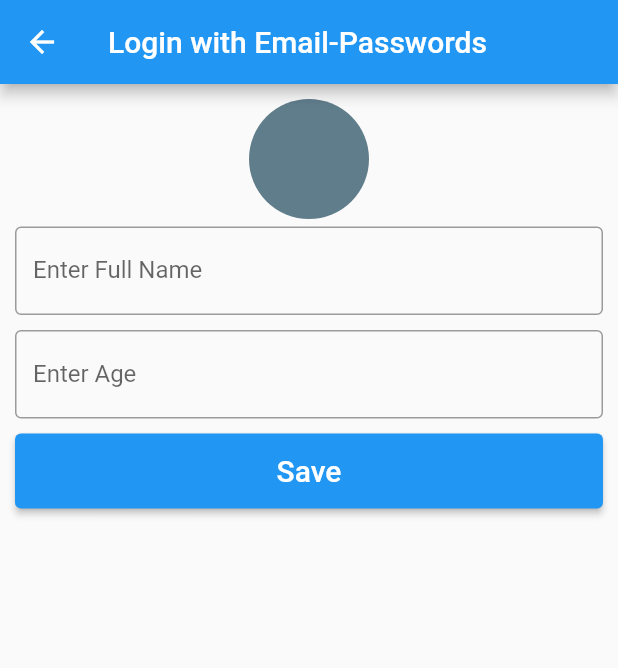
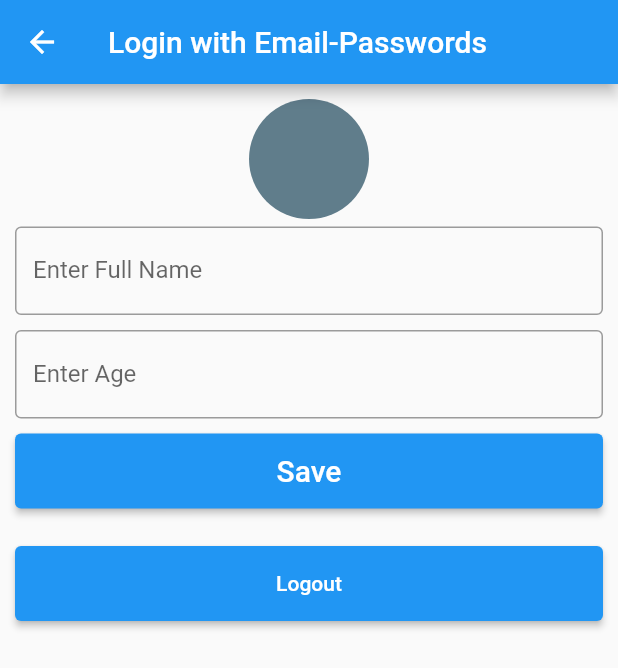
Before and after one commit to pawanv013/Flutter-Firebase-With-Bloc, a Flutter app: the LoginHome screen opened by its route, on a phone screen of 412 x 824 dp. Shown: the top 668 px of the screen. Run offline on Flutter 3.47's test engine with Material 2 defaults, Android fonts, the phone set to English and light mode, and no system bars; our stand-ins replace cloud_firestore, firebase_auth, firebase_core, firebase_messaging, firebase_storage, flutter_bloc and 2 more; accounts and stored records are empty.

```diff
--- a/lib/screens/email_password/bloC/profileCubit/profile_state.dart
+++ b/lib/screens/email_password/bloC/profileCubit/profile_state.dart
@@ -17,3 +17,5 @@ class ProfileSaveErrorState extends ProfileState {
   late String saveErrorMessage;
   ProfileSaveErrorState(this.saveErrorMessage);
 }
+
+class ProfileLoggedOutState extends ProfileState {}
--- a/lib/screens/email_password/login_home.dart
+++ b/lib/screens/email_password/login_home.dart
@@ -1,5 +1,6 @@
 import 'package:firebase_flutter/screens/email_password/bloC/profileCubit/profile_cubit.dart';
 import 'package:firebase_flutter/screens/email_password/bloC/profileCubit/profile_state.dart';
+import 'package:firebase_flutter/screens/module_list.dart';
 import 'package:flutter/material.dart';
 import 'package:flutter_bloc/flutter_bloc.dart';
 
@@ -79,8 +80,8 @@ class LoginHome extends StatelessWidget {
                   ),
                 ),
                 Padding(
-                    padding: const EdgeInsets.symmetric(
-                        horizontal: 10.0, vertical: 5),
+                  padding:
+                      const EdgeInsets.symmetric(horizontal: 10.0, vertical: 5),
                   child: BlocConsumer<ProfileCubit, ProfileState>(
                     listener: (context, state) {
                       if (state is ProfileSavelState) {
@@ -123,7 +124,43 @@ class LoginHome extends StatelessWidget {
                         ),
                       );
                     },
-                    )),
+                  ),
+                ),
+                Padding(
+                  padding:
+                      const EdgeInsets.symmetric(vertical: 20, horizontal: 10),
+                  child: BlocConsumer<ProfileCubit, ProfileState>(
+                    listener: (context, state) {
+                      if (state is ProfileLoggedOutState) {
+                        Navigator.popUntil(context, (route) => route.isFirst);
+                        Navigator.pushReplacementNamed(context, ModuleList.id);
+                      }
+                    },
+                    builder: (context, state) {
+                      if (state is ProfileLoadingState) {
+                        return Center(
+                          child: CircularProgressIndicator(),
+                        );
+                      }
+                      return Row(
+                        children: [
+                          Expanded(
+                            child: SizedBox(
+                              height: 50,
+                              child: ElevatedButton(
+                                child: Text('Logout'),
+                                onPressed: () {
+                                  BlocProvider.of<ProfileCubit>(context)
+                                      .signOut();
+                                },
+                              ),
+                            ),
+                          )
+                        ],
+                      );
+                    },
+                  ),
+                ),
               ],
             ),
           ),
--- a/lib/screens/phone_auth/otp_screen.dart
+++ b/lib/screens/phone_auth/otp_screen.dart
@@ -46,7 +46,7 @@ class PhoneAuthOtpScreen extends StatelessWidget {
                           content: Text(state.phoneAuthErrorMessage),
                         ),
                       );
-                    } else if (state is PhoneAuthCodeVerifiedState) {
+                    } else if (state is PhoneAuthLoggedInState) {
                       Navigator.popUntil(context, (route) => route.isFirst);
                       Navigator.pushNamed(context, LoginHome.id);
                     }
```
Also changed, not shown: lib/screens/email_password/bloC/profileCubit/profile_cubit.dart (+10 -0 lines). Lines whose indentation alone changed are shown as unchanged.
